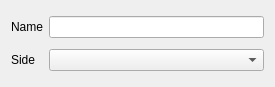
Above: ui/base.ui from leixingyu/autoRigger before the change. Below: the same form after it.
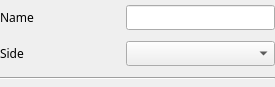
That is the form after the change.

Commit message: ui spacing and font change

Diff of the .ui file:
```diff
--- a/ui/base.ui
+++ b/ui/base.ui
@@ -14,10 +14,27 @@
    <string>Form</string>
   </property>
   <layout class="QHBoxLayout" name="horizontalLayout">
+   <property name="leftMargin">
+    <number>0</number>
+   </property>
+   <property name="topMargin">
+    <number>0</number>
+   </property>
+   <property name="rightMargin">
+    <number>0</number>
+   </property>
+   <property name="bottomMargin">
+    <number>0</number>
+   </property>
    <item>
     <layout class="QGridLayout" name="gridLayout">
      <item row="1" column="0">
       <widget class="QLabel" name="label_2">
+       <property name="font">
+        <font>
+         <family>Bahnschrift Light</family>
+        </font>
+       </property>
        <property name="text">
         <string>Side</string>
        </property>
@@ -25,16 +42,52 @@
      </item>
      <item row="0" column="0">
       <widget class="QLabel" name="label">
+       <property name="minimumSize">
+        <size>
+         <width>120</width>
+         <height>0</height>
+        </size>
+       </property>
+       <property name="maximumSize">
+        <size>
+         <width>120</width>
+         <height>16777215</height>
+        </size>
+       </property>
+       <property name="font">
+        <font>
+         <family>Bahnschrift Light</family>
+        </font>
+       </property>
        <property name="text">
         <string>Name</string>
        </property>
       </widget>
      </item>
-     <item row="0" column="1">
-      <widget class="QLineEdit" name="ui_name_edit"/>
-     </item>
      <item row="1" column="1">
-      <widget class="QComboBox" name="ui_side_cbox"/>
+      <widget class="QComboBox" name="ui_side_cbox">
+       <property name="font">
+        <font>
+         <family>Bahnschrift Light</family>
+        </font>
+       </property>
+      </widget>
+     </item>
+     <item row="0" column="1">
+      <widget class="QLineEdit" name="ui_name_edit">
+       <property name="font">
+        <font>
+         <family>Bahnschrift Light</family>
+        </font>
+       </property>
+      </widget>
+     </item>
+     <item row="2" column="0" colspan="2">
+      <widget class="Line" name="line">
+       <property name="orientation">
+        <enum>Qt::Horizontal</enum>
+       </property>
+      </widget>
      </item>
     </layout>
    </item>
```
The commit also changes 2 other files.
